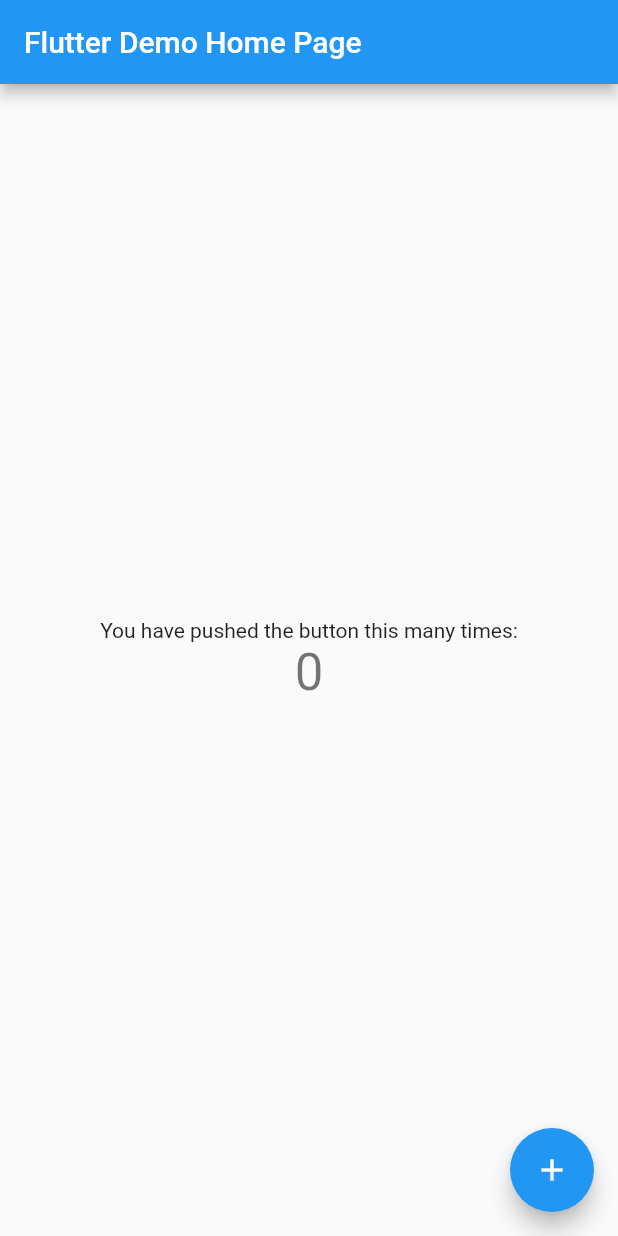
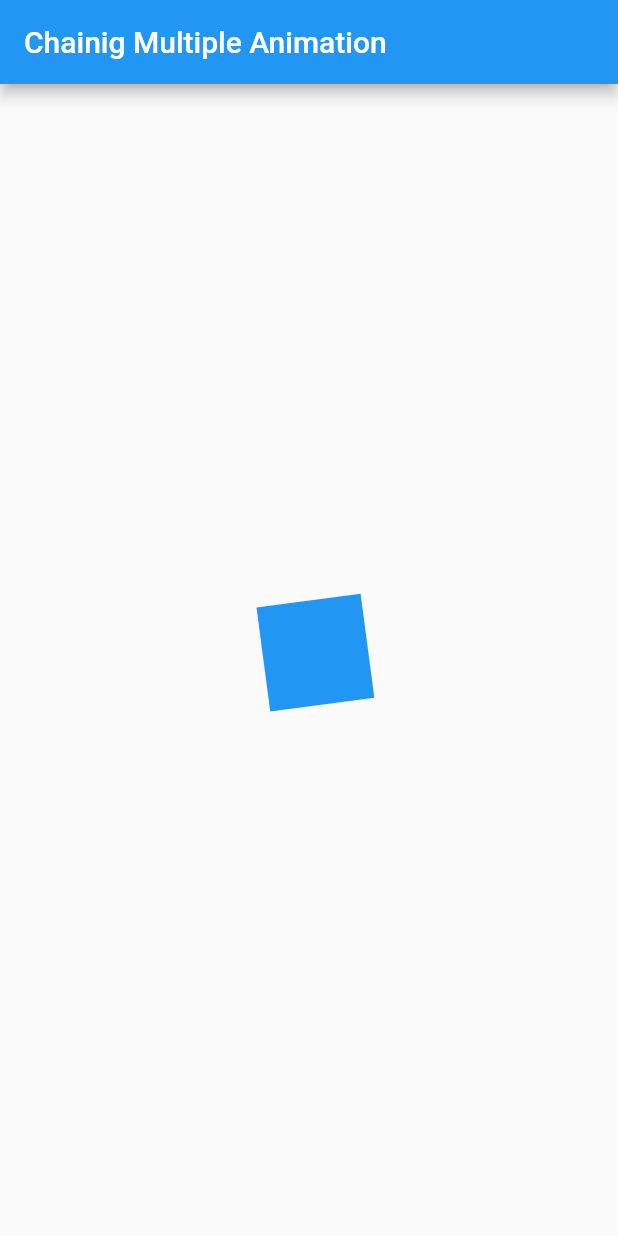
Before and after one commit to jffiorillo/flutter_chain_animations_example, a Flutter app: the screen it shows after launch, on a phone screen of 412 x 824 dp. Run offline on Flutter 3.47's test engine with Material 2 defaults, Android fonts, the phone set to English and light mode, and no system bars.

Commit message:
Add rotation effect

```diff
--- /dev/null
+++ b/lib/animation.dart
@@ -0,0 +1,81 @@
+import 'dart:math';
+
+import 'package:flutter/material.dart';
+
+class ChainingAnimation extends StatefulWidget {
+  @override
+  _ChainingAnimationState createState() => _ChainingAnimationState();
+}
+
+class _ChainingAnimationState extends State<ChainingAnimation>
+    with SingleTickerProviderStateMixin {
+  AnimationController animationController;
+  Animation<double> opacityAnimation;
+  Animation<double> rotationAnimation;
+  Animation<double> sizeAnimation;
+
+  @override
+  void initState() {
+    super.initState();
+    animationController = AnimationController(
+      vsync: this,
+      duration: Duration(seconds: 5),
+    );
+
+    opacityAnimation = Tween<double>(
+      begin: 0.0,
+      end: 1.0,
+    ).animate(CurvedAnimation(
+      parent: animationController,
+      curve: Interval(0.0, 0.3, curve: Curves.fastOutSlowIn),
+    ));
+
+    rotationAnimation = Tween<double>(
+      begin: 0.0,
+      end: pi * 4,
+    ).animate(CurvedAnimation(
+      parent: animationController,
+      curve: Interval(0.3, 0.6, curve: Curves.ease),
+    ));
+
+    sizeAnimation = Tween<double>(
+      begin: 70,
+      end: 120,
+    ).animate(CurvedAnimation(
+      parent: animationController,
+      curve: Interval(0.6, 1.0, curve: Curves.fastOutSlowIn),
+    ));
+
+    animationController.repeat();
+  }
+
+  @override
+  Widget build(BuildContext context) {
+    return Scaffold(
+      appBar: AppBar(title: Text("Chainig Multiple Animation")),
+      body: Center(
+        child: AnimatedBuilder(
+          animation: animationController,
+          builder: (context, child) {
+            return Container(
+              transform: Matrix4.identity()..rotateZ(rotationAnimation.value),
+              child: Opacity(
+                opacity: opacityAnimation.value,
+                child: Container(
+                  color: Colors.blue,
+                  height: sizeAnimation.value,
+                  width: sizeAnimation.value,
+                ),
+              ),
+            );
+          },
+          /*  child: Container(
+            color: Colors.red,
+            height: animation.value,
+            width: animation.value,
+          ), */
+        ),
+      ),
+    );
+  }
+}
--- /dev/null
+++ b/lib/app.dart
@@ -0,0 +1,17 @@
+import 'package:flutter/material.dart';
+
+import 'animation.dart';
+
+class MyApp extends StatelessWidget {
+  @override
+  Widget build(BuildContext context) {
+    return MaterialApp(
+      title: 'Flutter Demo',
+      debugShowCheckedModeBanner: false,
+      theme: ThemeData(
+        primarySwatch: Colors.blue,
+      ),
+      home: ChainingAnimation(),
+    );
+  }
+}
--- a/lib/main.dart
+++ b/lib/main.dart
@@ -1,111 +1,5 @@
 import 'package:flutter/material.dart';
 
+import 'app.dart';
+
 void main() => runApp(MyApp());
-
-class MyApp extends StatelessWidget {
-  // This widget is the root of your application.
-  @override
-  Widget build(BuildContext context) {
-    return MaterialApp(
-      title: 'Flutter Demo',
-      theme: ThemeData(
-        // This is the theme of your application.
-        //
-        // Try running your application with "flutter run". You'll see the
-        // application has a blue toolbar. Then, without quitting the app, try
-        // changing the primarySwatch below to Colors.green and then invoke
-        // "hot reload" (press "r" in the console where you ran "flutter run",
-        // or simply save your changes to "hot reload" in a Flutter IDE).
-        // Notice that the counter didn't reset back to zero; the application
-        // is not restarted.
-        primarySwatch: Colors.blue,
-      ),
-      home: MyHomePage(title: 'Flutter Demo Home Page'),
-    );
-  }
-}
-
-class MyHomePage extends StatefulWidget {
-  MyHomePage({Key key, this.title}) : super(key: key);
-
-  // This widget is the home page of your application. It is stateful, meaning
-  // that it has a State object (defined below) that contains fields that affect
-  // how it looks.
-
-  // This class is the configuration for the state. It holds the values (in this
-  // case the title) provided by the parent (in this case the App widget) and
-  // used by the build method of the State. Fields in a Widget subclass are
-  // always marked "final".
-
-  final String title;
-
-  @override
-  _MyHomePageState createState() => _MyHomePageState();
-}
-
-class _MyHomePageState extends State<MyHomePage> {
-  int _counter = 0;
-
-  void _incrementCounter() {
-    setState(() {
-      // This call to setState tells the Flutter framework that something has
-      // changed in this State, which causes it to rerun the build method below
-      // so that the display can reflect the updated values. If we changed
-      // _counter without calling setState(), then the build method would not be
-      // called again, and so nothing would appear to happen.
-      _counter++;
-    });
-  }
-
-  @override
-  Widget build(BuildContext context) {
-    // This method is rerun every time setState is called, for instance as done
-    // by the _incrementCounter method above.
-    //
-    // The Flutter framework has been optimized to make rerunning build methods
-    // fast, so that you can just rebuild anything that needs updating rather
-    // than having to individually change instances of widgets.
-    return Scaffold(
-      appBar: AppBar(
-        // Here we take the value from the MyHomePage object that was created by
-        // the App.build method, and use it to set our appbar title.
-        title: Text(widget.title),
-      ),
-      body: Center(
-        // Center is a layout widget. It takes a single child and positions it
-        // in the middle of the parent.
-        child: Column(
-          // Column is also a layout widget. It takes a list of children and
-          // arranges them vertically. By default, it sizes itself to fit its
-          // children horizontally, and tries to be as tall as its parent.
-          //
-          // Invoke "debug painting" (press "p" in the console, choose the
-          // "Toggle Debug Paint" action from the Flutter Inspector in Android
-          // Studio, or the "Toggle Debug Paint" command in Visual Studio Code)
-          // to see the wireframe for each widget.
-          //
-          // Column has various properties to control how it sizes itself and
-          // how it positions its children. Here we use mainAxisAlignment to
-          // center the children vertically; the main axis here is the vertical
-          // axis because Columns are vertical (the cross axis would be
-          // horizontal).
-          mainAxisAlignment: MainAxisAlignment.center,
-          children: <Widget>[
-            Text(
-              'You have pushed the button this many times:',
-            ),
-            Text(
-              '$_counter',
-              style: Theme.of(context).textTheme.display1,
-            ),
-          ],
-        ),
-      ),
-      floatingActionButton: FloatingActionButton(
-        onPressed: _incrementCounter,
-        tooltip: 'Increment',
-        child: Icon(Icons.add),
-      ), // This trailing comma makes auto-formatting nicer for build methods.
-    );
-  }
-}
```
Also changed, not shown: 1 other file.
